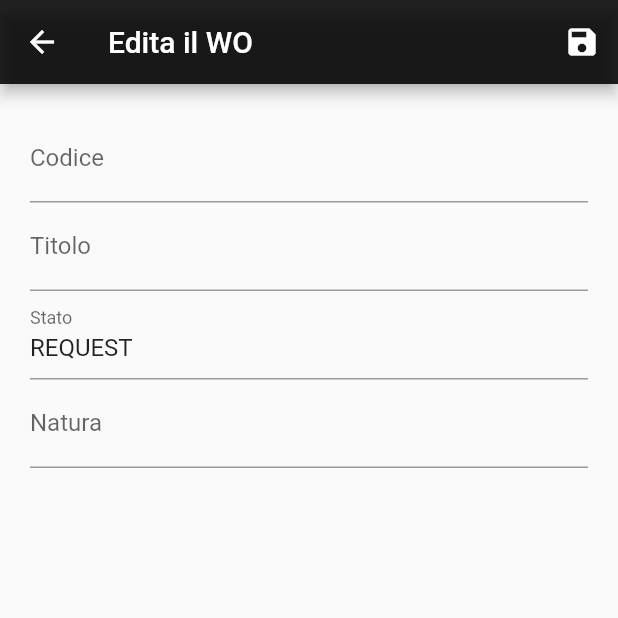
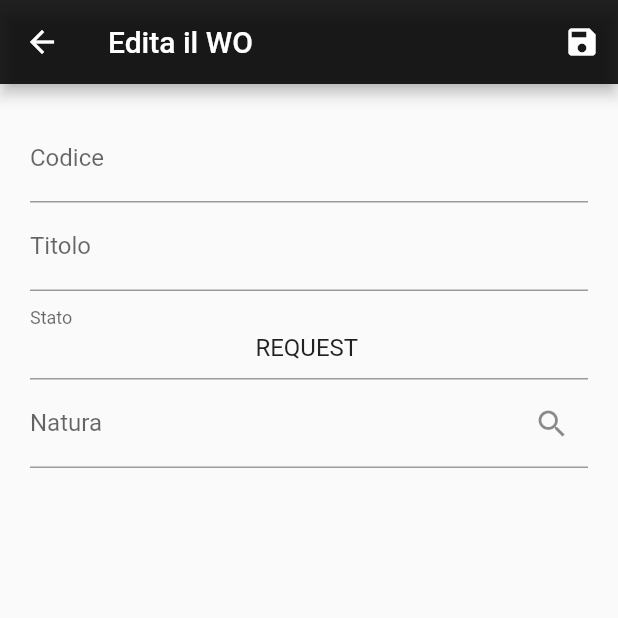
Before and after one commit to dalle95/timemanager, a Flutter app: the WoDetailScreen screen opened by its route, on a phone screen of 412 x 824 dp, the top half of it. Run offline on Flutter 3.47's test engine with Material 2 defaults, Android fonts, the light colour scheme and no system bars; our stand-ins replace shared_preferences; accounts and stored records are empty; statements that could not run were skipped.

Commit message:
Carl Touch API - App - 21/10/2022: aggiunta ricerca natura con campo …

```diff
--- a/carl_touch_api/lib/providers/work_order.dart
+++ b/carl_touch_api/lib/providers/work_order.dart
@@ -1,14 +1,12 @@
-import 'dart:convert';
-import 'dart:io';
+import 'package:flutter/foundation.dart';
 
-import 'package:flutter/foundation.dart';
-import 'package:http/http.dart' as http;
+import '../providers/actiontype.dart';
 
 class WorkOrder with ChangeNotifier {
   final String id;
   final String codice;
   final String descrizione;
-  final String actionType;
+  final Map actionType;
   final String statusCode;
 
   WorkOrder({
--- a/carl_touch_api/lib/screens/wo_detail_screen.dart
+++ b/carl_touch_api/lib/screens/wo_detail_screen.dart
@@ -25,7 +25,10 @@ class _WoDetailScreenState extends State<WoDetailScreen> {
     codice: '',
     descrizione: '',
     statusCode: '',
-    actionType: '',
+    actionType: {
+      'id': '',
+      'code': '',
+    },
   );
 
   var _initWOValues = {
@@ -52,7 +55,7 @@ class _WoDetailScreenState extends State<WoDetailScreen> {
           'statusCode': _editedWO.statusCode,
           //'actionType': _editedWO.actionType,
         };
-        _actionType.text = _editedWO.actionType;
+        _actionType.text = _editedWO.actionType['code'];
       }
     }
     _isInit = false;
@@ -62,8 +65,22 @@ class _WoDetailScreenState extends State<WoDetailScreen> {
   Future<void> _searchList() async {
     final result =
         await Navigator.of(context).pushNamed(ActionTypeListScreen.routeName);
-    print(result);
+    //print(result);
+
     _actionType.text = result;
+
+    _editedWO = WorkOrder(
+      id: _editedWO.id,
+      codice: _editedWO.codice,
+      descrizione: _editedWO.descrizione,
+      statusCode: _editedWO.statusCode,
+      actionType: {
+        'id': Provider.of<ActionTypes>(context, listen: false)
+            .findByCode(_actionType.text)
+            .id,
+        'code': _actionType.text,
+      },
+    );
   }
 
   @override
@@ -189,7 +206,11 @@ class _WoDetailScreenState extends State<WoDetailScreen> {
               ),
               TextFormField(
                 initialValue: _initWOValues['statusCode'],
-                decoration: InputDecoration(labelText: 'Stato'),
+                decoration: const InputDecoration(
+                  labelText: 'Stato',
+                ),
+                textAlign: TextAlign.center,
+                readOnly: true,
                 textInputAction: TextInputAction.next,
                 onSaved: (value) {
                   _editedWO = WorkOrder(
@@ -214,20 +235,27 @@ class _WoDetailScreenState extends State<WoDetailScreen> {
                 },
               ),
               TextFormField(
-                onTap: _searchList,
-                //initialValue: _initWOValues['actionType'],
-                decoration: InputDecoration(labelText: 'Natura'),
-                textInputAction: TextInputAction.done,
+                //onTap: _searchList,
+                decoration: InputDecoration(
+                  labelText: 'Natura',
+                  suffixIcon: IconButton(
+                    icon: Icon(Icons.search),
+                    onPressed: _searchList,
+                  ),
+                ),
+                textAlign: TextAlign.center,
+                readOnly: true,
+                //textInputAction: TextInputAction.done,
                 controller: _actionType,
-                onSaved: (value) {
-                  _editedWO = WorkOrder(
-                    id: _editedWO.id,
-                    codice: _editedWO.codice,
-                    descrizione: _editedWO.descrizione,
-                    statusCode: _editedWO.statusCode,
-                    actionType: value,
-                  );
-                },
+                // onSaved: (value) {
+                //   _editedWO = WorkOrder(
+                //     id: _editedWO.id,
+                //     codice: _editedWO.codice,
+                //     descrizione: _editedWO.descrizione,
+                //     statusCode: _editedWO.statusCode,
+                //     actionType: value,
+                //   );
+                // },
                 onEditingComplete: () {
                   setState(() {});
                 },
--- a/carl_touch_api/lib/widgets/main_drawer.dart
+++ b/carl_touch_api/lib/widgets/main_drawer.dart
@@ -23,6 +23,8 @@ class MainDrawer extends StatelessWidget {
 
   @override
   Widget build(BuildContext context) {
+    final actorName = Provider.of<Auth>(context, listen: false).actorName;
+
     return Drawer(
       child: Column(
         children: [
@@ -33,7 +35,7 @@ class MainDrawer extends StatelessWidget {
             width: double.infinity,
             height: 70,
             child: Text(
-              'Carl Touch',
+              'Better Touch',
               style: TextStyle(
                 color: Theme.of(context).accentColor,
                 fontSize: 20,
@@ -43,7 +45,7 @@ class MainDrawer extends StatelessWidget {
           ),
           buildListTile(
             Icons.account_circle_outlined,
-            'Utente',
+            'Utente: $actorName',
             () {
               Navigator.of(context).pushReplacementNamed('/');
             },
```
Also changed, not shown: carl_touch_api/lib/providers/auth.dart (+8 -0 lines), carl_touch_api/lib/providers/work_orders.dart (+23 -15 lines), carl_touch_api/lib/widgets/wo_item.dart (+11 -1 lines).
